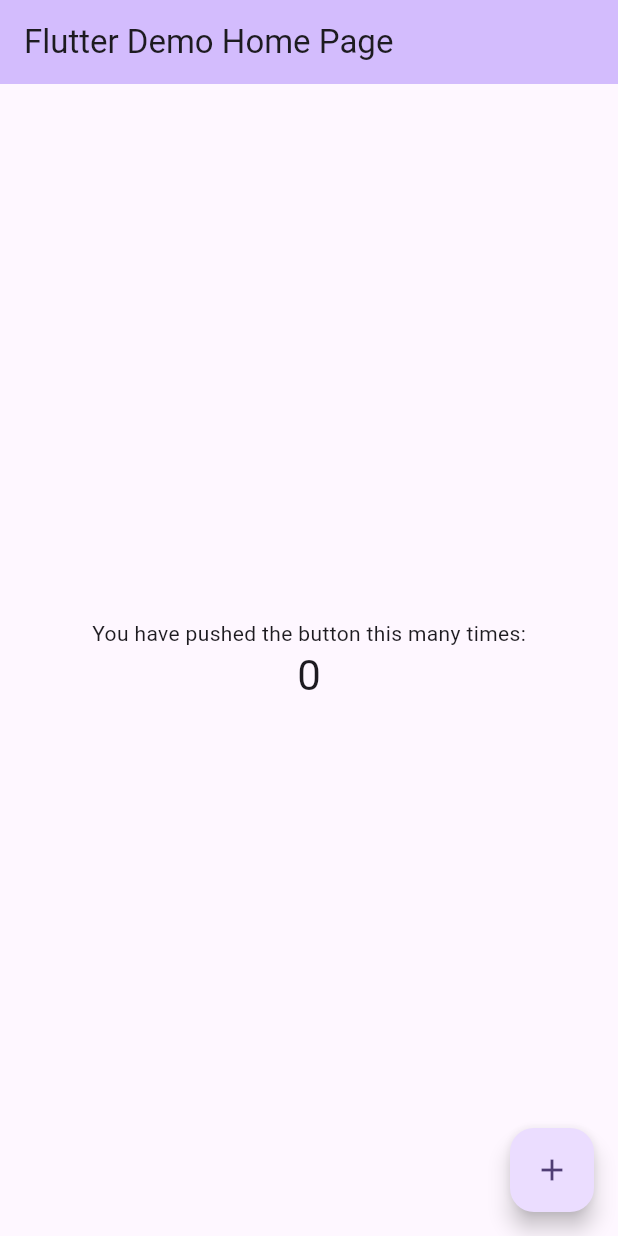
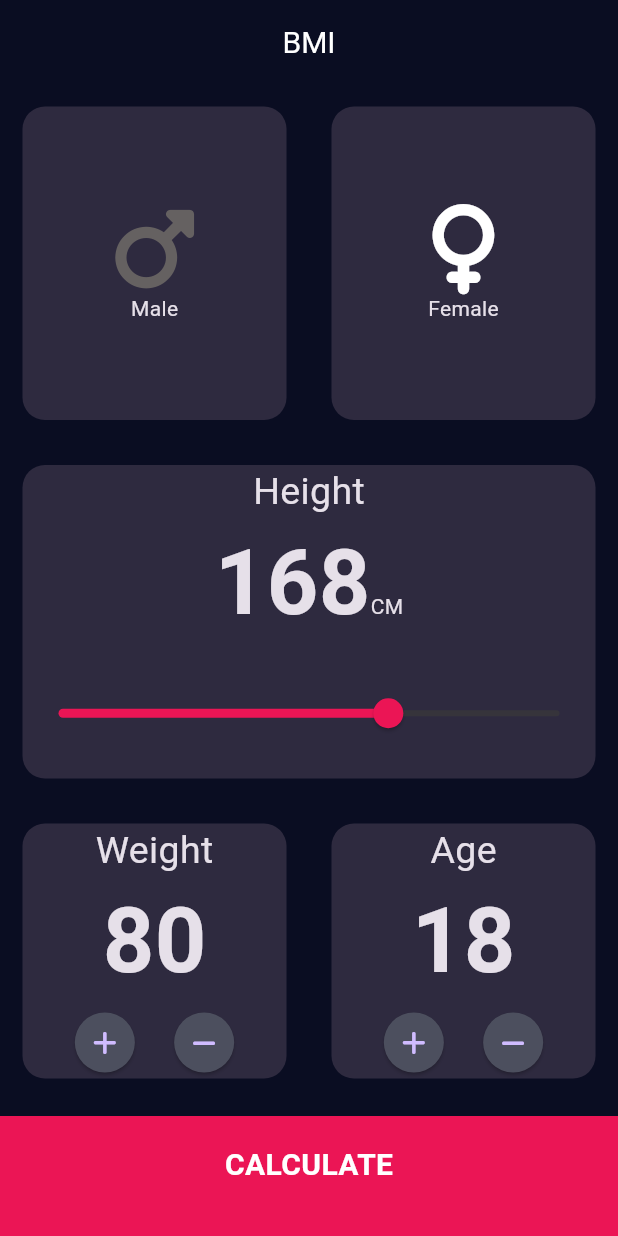
Before and after one commit to ice-pattanachai/BMI-Calculator-App, a Flutter app: the screen it shows after launch, on a phone screen of 412 x 824 dp. Run offline on Flutter 3.47's test engine with Material 3 defaults, Android fonts, the phone set to English and light mode, and no system bars; our stand-ins replace font_awesome_flutter.

Commit message:
add file and delete

```diff
--- /dev/null
+++ b/lib/components/bg_card.dart
@@ -0,0 +1,24 @@
+import 'package:flutter/material.dart';
+
+class BgCard extends StatelessWidget {
+  final Widget? child;
+  final VoidCallback callback;
+  const BgCard({super.key, this.child, required this.callback});
+
+  @override
+  Widget build(BuildContext context) {
+    return GestureDetector(
+      onTap: callback,
+      child: Container(
+        margin: const EdgeInsets.all(15),
+        // height: 160,
+        // width: 400,
+        decoration: BoxDecoration(
+          color: const Color.fromARGB(255, 46, 42, 63),
+          borderRadius: BorderRadius.circular(15),
+        ),
+        child: child,
+      ),
+    );
+  }
+}
--- /dev/null
+++ b/lib/components/constants.dart
@@ -0,0 +1,48 @@
+import 'package:flutter/material.dart';
+
+const Color kActiveColor = Color(0xffffffff);
+const Color kInActiveColor = Color(0xff656161);
+const TextStyle kNumberTextStyle =
+    TextStyle(fontSize: 60, fontWeight: FontWeight.bold);
+const TextStyle kLabelNumberTextStyle = TextStyle(fontSize: 25);
+
+const kactiveCardColor = Color(0xFF1D1E33);
+const kinactiveCardColor = Color(0xFF111328);
+const ksliderInactiveColor = Color(0xFF8D8E98);
+const kbottomContainerHeight = 80.0;
+const kbottomContainerColor = Color(0xFFEB1555);
+const klabelTextStyle = TextStyle(
+  fontSize: 18.0,
+  color: Color(0xFF8D8E98),
+);
+const kDigitTextStyle = TextStyle(
+  fontSize: 50,
+  fontWeight: FontWeight.w900,
+);
+const klargeBottomButtonTextStyle = TextStyle(
+  fontWeight: FontWeight.bold,
+  color: Color(0xffffffff),
+  fontSize: 20.0,
+);
+const ktitleTextStyle = TextStyle(
+  fontSize: 50.0,
+  fontWeight: FontWeight.bold,
+);
+const kResultTextStyle = TextStyle(
+  color: Color(0xFF24D876),
+  fontSize: 27.0,
+  fontWeight: FontWeight.bold,
+);
+
+const kBMITextStyle = TextStyle(
+  fontSize: 100.0,
+  fontWeight: FontWeight.bold,
+);
+const kBodyTextStyle = TextStyle(
+  fontSize: 22,
+);
+
+const kNavBar = TextStyle(
+  color: Color(0xffffffff),
+  fontSize: 20.0,
+);
--- /dev/null
+++ b/lib/components/navbar.dart
@@ -0,0 +1,31 @@
+import 'package:flutter/material.dart';
+import 'constants.dart';
+
+class Nav_Bar extends StatelessWidget implements PreferredSizeWidget {
+  final String labeltext;
+  const Nav_Bar({
+    Key? key,
+    required this.labeltext,
+  }) : super(key: key);
+
+  @override
+  Size get preferredSize => const Size.fromHeight(kToolbarHeight);
+
+  @override
+  Widget build(BuildContext context) {
+    return AppBar(
+      centerTitle: true,
+      title: Text(
+        labeltext,
+        style: kNavBar,
+      ),
+      // backgroundColor: const Color.fromARGB(255, 200, 255, 0),
+      backgroundColor: Theme.of(context).scaffoldBackgroundColor,
+    );
+  }
+}
+
+// const kNavBar = TextStyle(
+//   color: Color(0xffffffff),
+//   fontSize: 20.0,
+// );
--- /dev/null
+++ b/lib/contents/bmi_calculate/BottomContainer_Button.dart
@@ -0,0 +1,28 @@
+import 'package:flutter/material.dart';
+import '../../components/constants.dart';
+
+class BottomContainer extends StatelessWidget {
+  final String text;
+  final VoidCallback? onTap;
+
+  BottomContainer({required this.text, required this.onTap});
+  @override
+  Widget build(BuildContext context) {
+    return GestureDetector(
+      onTap: onTap,
+      child: Container(
+        color: kbottomContainerColor,
+        margin: const EdgeInsets.only(top: 10.0),
+        width: double.infinity,
+        height: kbottomContainerHeight,
+        padding: const EdgeInsets.only(bottom: 15.0),
+        child: Center(
+          child: Text(
+            text,
+            style: klargeBottomButtonTextStyle,
+          ),
+        ),
+      ),
+    );
+  }
+}
--- /dev/null
+++ b/lib/contents/bmi_calculate/bg_card_content.dart
@@ -0,0 +1,81 @@
+import 'package:flutter/material.dart';
+import 'package:font_awesome_flutter/font_awesome_flutter.dart';
+import 'circle_button.dart';
+import '../../components/constants.dart';
+
+class BgCardContent extends StatelessWidget {
+  const BgCardContent({
+    Key? key,
+    required this.icon,
+    // required this.iconSize,
+    required this.textLabel,
+    required this.color,
+  }) : super(key: key);
+
+  final IconData icon;
+  // final double iconSize;
+  final String textLabel;
+  final Color color;
+
+  @override
+  Widget build(BuildContext context) {
+    return Column(
+      mainAxisAlignment: MainAxisAlignment.center,
+      children: [
+        Icon(
+          icon,
+          size: 60,
+          color: color,
+        ),
+        Text(textLabel),
+      ],
+    );
+  }
+}
+
+// ignore: must_be_immutable
+class BuildSetState extends StatefulWidget {
+  BuildSetState({
+    Key? key,
+    required this.inputbuildnumber,
+    required this.labeltext,
+  }) : super(key: key);
+
+  int inputbuildnumber;
+  final String labeltext;
+
+  @override
+  _BuildSetStateState createState() => _BuildSetStateState();
+}
+
+class _BuildSetStateState extends State<BuildSetState> {
+  @override
+  Widget build(BuildContext context) {
+    return Column(
+      children: [
+        Text(
+          widget.labeltext,
+          style: kLabelNumberTextStyle,
+        ),
+        Text(
+          widget.inputbuildnumber.toString(),
+          style: kNumberTextStyle,
+        ),
+        Row(
+          mainAxisAlignment: MainAxisAlignment.center,
+          children: [
+            CircleButton(
+              callback: () => setState(() => widget.inputbuildnumber += 1),
+              icon: FontAwesomeIcons.plus,
+            ),
+            const SizedBox(width: .2),
+            CircleButton(
+              callback: () => setState(() => widget.inputbuildnumber -= 1),
+              icon: FontAwesomeIcons.minus,
+            ),
+          ],
+        ),
+      ],
+    );
+  }
+}
--- /dev/null
+++ b/lib/contents/bmi_calculate/calculator_brain.dart
@@ -0,0 +1,42 @@
+import 'dart:math';
+import 'package:flutter/material.dart';
+
+class Calculate {
+  Calculate({required this.inputHeight, required this.inputWidth});
+  int inputHeight;
+  int inputWidth;
+  double _bmi = 0;
+  // Color _textColor = Color(0xFF24D876);
+  String result() {
+    _bmi = (inputWidth / pow(inputHeight / 100, 2));
+    return _bmi.toStringAsFixed(1);
+  }
+
+  String getText() {
+    if (_bmi >= 25) {
+      return 'OVERWEIGHT';
+    } else if (_bmi > 18.5) {
+      return 'NORMAL';
+    } else {
+      return 'UNDERWEIGHT';
+    }
+  }
+
+  String getAdvise() {
+    if (_bmi >= 25) {
+      return 'คุณมีน้ำหนักตัวมากกว่าปกติ \n พยายามออกกำลังกายให้มากขึ้น';
+    } else if (_bmi > 18.5) {
+      return 'คุณมีน้ำหนักตัวอยู่ในเกณฑ์ปกติ.\nGood job!';
+    } else {
+      return 'คุณมีน้ำหนักตัวต่ำกว่าปกติ.\n พยายามกินให้มากขึ้น';
+    }
+  }
+
+  Color getTextColor() {
+    if (_bmi >= 24 || _bmi <= 18) {
+      return Colors.deepOrangeAccent;
+    } else {
+      return Color(0xFF24D876);
+    }
+  }
+}
--- /dev/null
+++ b/lib/contents/bmi_calculate/circle_button.dart
@@ -0,0 +1,31 @@
+import 'package:flutter/material.dart';
+
+class CircleButton extends StatelessWidget {
+  const CircleButton({
+    Key? key,
+    required this.icon,
+    required this.callback,
+  }) : super(key: key);
+  final IconData icon;
+  final void Function() callback;
+
+  @override
+  Widget build(BuildContext context) {
+    return ElevatedButton(
+      onPressed: callback,
+      style: ButtonStyle(
+        shape: MaterialStateProperty.all(
+          const CircleBorder(),
+        ),
+        backgroundColor: MaterialStateProperty.all(
+          const Color(0xff4c4f5e),
+        ),
+      ),
+      child: Icon(
+        // FontAwesomeIcons.plus,
+        icon,
+      ),
+    );
+  }
+}
+// required Null Function() callback, required IconData icon,
--- /dev/null
+++ b/lib/contents/input_screen.dart
@@ -0,0 +1,216 @@
+import 'package:flutter/material.dart';
+import 'package:flutter_bmi/components/constants.dart';
+import 'package:flutter_bmi/contents/bmi_calculate/BottomContainer_Button.dart';
+import 'package:flutter_bmi/contents/bmi_calculate/bg_card_content.dart';
+import 'package:flutter_bmi/contents/bmi_calculate/calculator_brain.dart';
+import 'package:flutter_bmi/contents/bmi_calculate/circle_button.dart';
+import 'package:flutter_bmi/contents/result_screen.dart';
+import 'package:font_awesome_flutter/font_awesome_flutter.dart';
+import '../components/bg_card.dart';
+
+import 'dart:developer' as dev;
+
+class InputScreen extends StatefulWidget {
+  const InputScreen({super.key});
+
+  @override
+  State<InputScreen> createState() => _InputScreen();
+}
+
+class _InputScreen extends State<InputScreen> {
+  var maleCardColor = kInActiveColor;
+  var femaleCardColor = kActiveColor;
+  var inputHeight = 168;
+  var inputAge = 18;
+  var inputWidth = 80;
+
+  void toggleGenderCard() {
+    var colorHolder = maleCardColor;
+    maleCardColor = femaleCardColor;
+    femaleCardColor = colorHolder;
+    dev.log(
+        'call toggleGenderCard male:$maleCardColor female:$femaleCardColor');
+  }
+
+  void updateAge(int value) {
+    setState(() {
+      inputAge += value;
+    });
+  }
+
+  void updateWeight(int value) {
+    setState(() {
+      inputWidth += value;
+    });
+  }
+
+  @override
+  Widget build(BuildContext context) {
+    return Scaffold(
+      body: Column(
+        children: [
+          Expanded(
+            child: Row(
+              children: [
+                Expanded(
+                  child: BgCard(
+                    callback: () => setState(() => toggleGenderCard()),
+                    child: BgCardContent(
+                      icon: FontAwesomeIcons.mars,
+                      textLabel: 'Male',
+                      color: maleCardColor,
+                    ),
+                  ),
+                ),
+                Expanded(
+                  child: GestureDetector(
+                    onTap: () {
+                      setState(() {
+                        toggleGenderCard();
+                      });
+                    },
+                    child: BgCard(
+                      callback: () => setState(() => toggleGenderCard()),
+                      child: BgCardContent(
+                        icon: FontAwesomeIcons.venus,
+                        textLabel: 'Female',
+                        color: femaleCardColor,
+                      ),
+                    ),
+                  ),
+                ),
+              ],
+            ),
+          ),
+          Expanded(
+            child: BgCard(
+              callback: () {},
+              child: Column(
+                mainAxisAlignment: MainAxisAlignment.center,
+                crossAxisAlignment: CrossAxisAlignment.center,
+                children: [
+                  const Text(
+                    'Height',
+                    style: kLabelNumberTextStyle,
+                  ),
+                  Row(
+                    mainAxisAlignment: MainAxisAlignment.center,
+                    crossAxisAlignment: CrossAxisAlignment.baseline,
+                    textBaseline: TextBaseline.alphabetic,
+                    children: [
+                      Text(
+                        inputHeight.toString(),
+                        style: kNumberTextStyle,
+                      ),
+                      const Text('CM'),
+                    ],
+                  ),
+                  Expanded(
+                    child: Slider(
+                      value: inputHeight.toDouble(),
+                      max: 250,
+                      min: 10,
+                      activeColor: const Color(0xffeb1555),
+                      onChanged: (value) {
+                        setState(() {
+                          inputHeight = value.toInt();
+                        });
+                      },
+                    ),
+                  ),
+                ],
+              ),
+            ),
+          ),
+          Row(
+            children: [
+              Expanded(
+                child: BgCard(
+                  callback: () {},
+                  child: Column(
+                    children: [
+                      const Text(
+                        'Weight',
+                        style: kLabelNumberTextStyle,
+                      ),
+                      Text(
+                        inputWidth.toString(),
+                        style: kNumberTextStyle,
+                      ),
+                      Row(
+                        mainAxisAlignment: MainAxisAlignment.center,
+                        children: [
+                          CircleButton(
+                            callback: () => setState(() => inputWidth += 1),
+                            icon: FontAwesomeIcons.plus,
+                          ),
+                          const SizedBox(width: .2),
+                          CircleButton(
+                            callback: () => setState(() => inputWidth -= 1),
+                            icon: FontAwesomeIcons.minus,
+                          ),
+                        ],
+                      ),
+                    ],
+                  ),
+                ),
+              ),
+              Expanded(
+                child: BgCard(
+                  callback: () {},
+                  child: Column(
+                    children: [
+                      const Text(
+                        'Age',
+                        style: kLabelNumberTextStyle,
+                      ),
+                      Text(
+                        inputAge.toString(),
+                        style: kNumberTextStyle,
+                      ),
+                      Row(
+                        mainAxisAlignment: MainAxisAlignment.center,
+                        children: [
+                          CircleButton(
+                            callback: () => setState(() => inputAge += 1),
+                            icon: FontAwesomeIcons.plus,
+                          ),
+                          const SizedBox(width: .2),
+                          CircleButton(
+                            callback: () => setState(() => inputAge -= 1),
+                            icon: FontAwesomeIcons.minus,
+                          ),
+                        ],
+                      ),
+                    ],
+                  ),
+                ),
+              ),
+            ],
+          ),
+          BottomContainer(
+            text: 'CALCULATE',
+            onTap: () {
+              Calculate calc = Calculate(
+                inputHeight: inputHeight,
+                inputWidth: inputWidth,
+              );
+
+              Navigator.push(
+                context,
+                MaterialPageRoute(
+                  builder: (context) => ResultPage(
+                    bmi: calc.result(),
+                    resultText: calc.getText(),
+                    advise: calc.getAdvise(),
+                    textColor: calc.getTextColor(),
+                  ),
+                ),
+              );
+            },
+          ),
+        ],
+      ),
+    );
+  }
+}
--- a/lib/main.dart
+++ b/lib/main.dart
@@ -1,125 +1,26 @@
 import 'package:flutter/material.dart';
+import 'package:flutter_bmi/components/navbar.dart';
+import 'package:flutter_bmi/contents/input_screen.dart';
 
 void main() {
-  runApp(const MyApp());
+  runApp(const MainApp());
 }
 
-class MyApp extends StatelessWidget {
-  const MyApp({super.key});
+class MainApp extends StatelessWidget {
+  const MainApp({Key? key}) : super(key: key);
 
-  // This widget is the root of your application.
   @override
   Widget build(BuildContext context) {
     return MaterialApp(
-      title: 'Flutter Demo',
-      theme: ThemeData(
-        // This is the theme of your application.
-        //
-        // TRY THIS: Try running your application with "flutter run". You'll see
-        // the application has a purple toolbar. Then, without quitting the app,
-        // try changing the seedColor in the colorScheme below to Colors.green
-        // and then invoke "hot reload" (save your changes or press the "hot
-        // reload" button in a Flutter-supported IDE, or press "r" if you used
-        // the command line to start the app).
-        //
-        // Notice that the counter didn't reset back to zero; the application
-        // state is not lost during the reload. To reset the state, use hot
-        // restart instead.
-        //
-        // This works for code too, not just values: Most code changes can be
-        // tested with just a hot reload.
-        colorScheme: ColorScheme.fromSeed(seedColor: Colors.deepPurple),
-        useMaterial3: true,
+      theme: ThemeData.dark().copyWith(
+        scaffoldBackgroundColor: const Color(0xff0a0d22),
       ),
-      home: const MyHomePage(title: 'Flutter Demo Home Page'),
+      home: const Scaffold(
+        appBar: Nav_Bar(
+          labeltext: 'BMI',
+        ),
+        body: InputScreen(),
+      ),
     );
   }
 }
-
-class MyHomePage extends StatefulWidget {
-  const MyHomePage({super.key, required this.title});
-
-  // This widget is the home page of your application. It is stateful, meaning
-  // that it has a State object (defined below) that contains fields that affect
-  // how it looks.
-
-  // This class is the configuration for the state. It holds the values (in this
-  // case the title) provided by the parent (in this case the App widget) and
-  // used by the build method of the State. Fields in a Widget subclass are
-  // always marked "final".
-
-  final String title;
-
-  @override
-  State<MyHomePage> createState() => _MyHomePageState();
-}
-
-class _MyHomePageState extends State<MyHomePage> {
-  int _counter = 0;
-
-  void _incrementCounter() {
-    setState(() {
-      // This call to setState tells the Flutter framework that something has
-      // changed in this State, which causes it to rerun the build method below
-      // so that the display can reflect the updated values. If we changed
-      // _counter without calling setState(), then the build method would not be
-      // called again, and so nothing would appear to happen.
-      _counter++;
-    });
-  }
-
-  @override
-  Widget build(BuildContext context) {
-    // This method is rerun every time setState is called, for instance as done
-    // by the _incrementCounter method above.
-    //
-    // The Flutter framework has been optimized to make rerunning build methods
-    // fast, so that you can just rebuild anything that needs updating rather
-    // than having to individually change instances of widgets.
-    return Scaffold(
-      appBar: AppBar(
-        // TRY THIS: Try changing the color here to a specific color (to
-        // Colors.amber, perhaps?) and trigger a hot reload to see the AppBar
-        // change color while the other colors stay the same.
-        backgroundColor: Theme.of(context).colorScheme.inversePrimary,
-        // Here we take the value from the MyHomePage object that was created by
-        // the App.build method, and use it to set our appbar title.
-        title: Text(widget.title),
-      ),
-      body: Center(
-        // Center is a layout widget. It takes a single child and positions it
-        // in the middle of the parent.
-        child: Column(
-          // Column is also a layout widget. It takes a list of children and
-          // arranges them vertically. By default, it sizes itself to fit its
-          // children horizontally, and tries to be as tall as its parent.
-          //
-          // Column has various properties to control how it sizes itself and
-          // how it positions its children. Here we use mainAxisAlignment to
-          // center the children vertically; the main axis here is the vertical
-          // axis because Columns are vertical (the cross axis would be
-          // horizontal).
-          //
-          // TRY THIS: Invoke "debug painting" (choose the "Toggle Debug Paint"
-          // action in the IDE, or press "p" in the console), to see the
-          // wireframe for each widget.
-          mainAxisAlignment: MainAxisAlignment.center,
-          children: <Widget>[
-            const Text(
-              'You have pushed the button this many times:',
-            ),
-            Text(
-              '$_counter',
-              style: Theme.of(context).textTheme.headlineMedium,
-            ),
-          ],
-        ),
-      ),
-      floatingActionButton: FloatingActionButton(
-        onPressed: _incrementCounter,
-        tooltip: 'Increment',
-        child: const Icon(Icons.add),
-      ), // This trailing comma makes auto-formatting nicer for build methods.
-    );
-  }
-}
--- a/pubspec.yaml
+++ b/pubspec.yaml
@@ -35,6 +35,7 @@ dependencies:
   # The following adds the Cupertino Icons font to your application.
   # Use with the CupertinoIcons class for iOS style icons.
   cupertino_icons: ^1.0.6
+  font_awesome_flutter: ^10.7.0
 
 dev_dependencies:
   flutter_test:
```
Also changed, not shown: lib/contents/result_screen.dart (added, +106 -0 lines), pubspec.lock, 63 other files.
